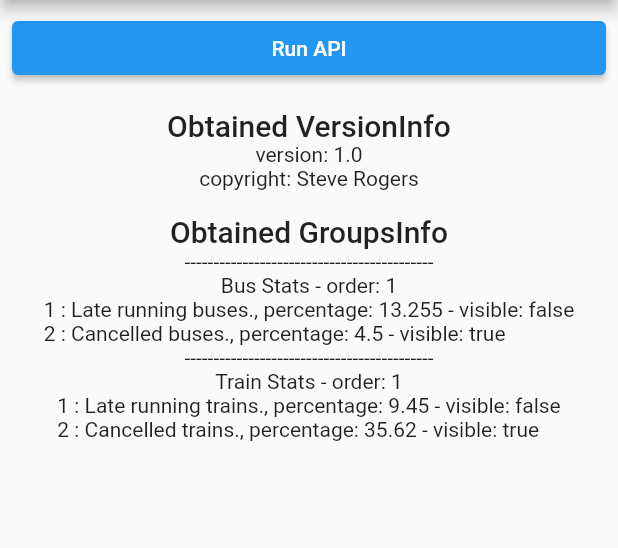
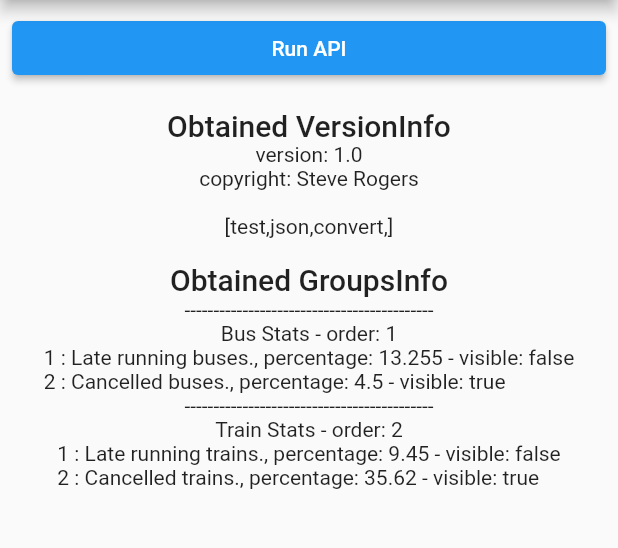
Before and after one commit to magnatronus/jomg, a Flutter app: the screen it shows after launch, after a tap on "Run API", on a phone screen of 412 x 824 dp, the part 84-632 px from its top. Run offline on Flutter 3.47's test engine with Material 2 defaults, Android fonts, the phone set to English and light mode, and no system bars; our stand-ins replace yaml.

Commit message:
fix issue with simple list types, added test for builder

```diff
--- a/example/lib/src/api.dart
+++ b/example/lib/src/api.dart
@@ -13,6 +13,11 @@ const jsonAsString = '''
     "minor": 0,
     "copyright": "Steve Rogers"
   },
+  "tags": [
+    "test",
+    "json",
+    "convert"
+  ],
   "groups": [
       {
           "group_name": "Bus Stats",
@@ -34,7 +39,7 @@ const jsonAsString = '''
       },
       {
         "group_name": "Train Stats",
-        "order": 1,
+        "order": 2,
         "details": [
             {
                 "is_visible": false,
--- a/example/lib/src/home/ui/home_page.dart
+++ b/example/lib/src/home/ui/home_page.dart
@@ -48,6 +48,12 @@ class _HomePageState extends State<HomePage> {
                 child: versionInfo(
                     result?.version, Theme.of(context).textTheme.headline6)),
 
+            // show tags
+            Padding(
+              padding: const EdgeInsets.all(8),
+              child: generateTags(result?.tags)
+            ),
+
             // show groups data
             Padding(
                 padding: const EdgeInsets.all(8),
@@ -56,6 +62,18 @@ class _HomePageState extends State<HomePage> {
           ],
         ));
   }
+
+  // Show the tags
+  Widget generateTags(List? tags){
+    String tagList = "";
+    if(tags != null && tags.isNotEmpty){
+      for(final tag in tags){
+        tagList += "$tag,";
+      }
+    }
+    return Text("[$tagList]");
+  }
+
 
   /// Display the version info
   Widget versionInfo(VersionModel? version, TextStyle? style) {
--- a/example/lib/src/models/api_model.dart
+++ b/example/lib/src/models/api_model.dart
@@ -1,5 +1,5 @@
 // auto generated file
-// generated - 2022-08-10 14:05:07.776487
+// generated - 2022-08-11 10:20:34.842558
 import 'version_model.dart';
 import 'groups_model.dart';
 
@@ -8,12 +8,14 @@ class ApiModel {
 	final String? title;
 	final String? heading;
 	final VersionModel? version;
+	final List? tags;
 	final List<GroupsModel>? groups;
 
 	ApiModel({
 		  this.title,
 		  this.heading,
 		  this.version,
+		  this.tags,
 		  this.groups,
 	});
 
@@ -22,6 +24,7 @@ class ApiModel {
 			title: json['title'],
 			heading: json['heading'],
 			version: VersionModel.fromJson(json['version']),
+			tags: json['tags'],
 			groups: (json['groups'] !=  null) ? json['groups'].map<GroupsModel>((json) => GroupsModel.fromJson(json)).toList() : json['groups'],
 		);
 	}
--- a/example/lib/src/models/comments_model.dart
+++ b/example/lib/src/models/comments_model.dart
@@ -1,5 +1,5 @@
 // auto generated file
-// generated - 2022-08-10 14:05:07.827755
+// generated - 2022-08-11 09:53:11.939135
 
 class CommentsModel {
 
--- a/example/lib/src/models/details_model.dart
+++ b/example/lib/src/models/details_model.dart
@@ -1,5 +1,5 @@
 // auto generated file
-// generated - 2022-08-10 14:05:07.774587
+// generated - 2022-08-11 10:20:34.840682
 
 class DetailsModel {
 
--- a/example/lib/src/models/entry_model.dart
+++ b/example/lib/src/models/entry_model.dart
@@ -1,5 +1,5 @@
 // auto generated file
-// generated - 2022-08-10 14:05:07.828001
+// generated - 2022-08-11 09:53:11.939361
 import 'comments_model.dart';
 
 class EntryModel {
--- a/example/lib/src/models/groups_model.dart
+++ b/example/lib/src/models/groups_model.dart
@@ -1,5 +1,5 @@
 // auto generated file
-// generated - 2022-08-10 14:05:07.776162
+// generated - 2022-08-11 10:20:34.842247
 import 'details_model.dart';
 
 class GroupsModel {
--- a/example/lib/src/models/version_model.dart
+++ b/example/lib/src/models/version_model.dart
@@ -1,5 +1,5 @@
 // auto generated file
-// generated - 2022-08-10 14:05:07.763773
+// generated - 2022-08-11 10:20:34.832203
 
 class VersionModel {
 
--- a/example/src/json/api.json
+++ b/example/src/json/api.json
@@ -6,6 +6,11 @@
     "minor": 0,
     "copyright": "Steve Rogers"
   },
+  "tags": [
+    "test",
+    "json",
+    "convert"
+  ],
   "groups": [
       {
           "group_name": "Bus Stats",
@@ -27,7 +32,7 @@
       },
       {
         "group_name": "Train Stats",
-        "order": 1,
+        "order": 2,
         "details": [
             {
                 "is_visible": false,
--- a/lib/src/builder.dart
+++ b/lib/src/builder.dart
@@ -23,7 +23,7 @@ class JOMGNoOutputDirException implements Exception {}
 
 /// The main build function
 /// This starts the process of converting the found JSON files into Dart class definitions
-Future<void> build() async {
+Future<void> build({Map? config}) async {
   late final Directory sourceDirectory;
   late final Directory outputDirectory;
   late final bool allAttributesRequired;
@@ -31,7 +31,7 @@ Future<void> build() async {
   // load yaml settings for directory settings
   File yamlFile = File("pubspec.yaml");
   final yamlString = yamlFile.readAsStringSync();
-  Map yaml = loadYaml(yamlString);
+  Map yaml = (config != null) ? config : loadYaml(yamlString);
 
   // check that the required settings are defined
   final jomg = yaml['jomg'];
--- a/pubspec.yaml
+++ b/pubspec.yaml
@@ -1,6 +1,6 @@
 name: jomg
 description: A build package to generate Dart objects models from  one or more JSON definitions.
-version: 0.0.6-dev
+version: 0.0.7-dev
 homepage: https://github.com/magnatronus/jomg
 
 environment:
@@ -17,7 +17,6 @@ dev_dependencies:
   flutter_test:
     sdk: flutter
   flutter_lints: ^2.0.0
-  mocktail: ^0.3.0
 
 # For information on the generic Dart part of this file, see the
 # following page: https://dart.dev/tools/pub/pubspec
```
Also changed, not shown: example/src/json/entry.json (deleted, +0 -8 lines), lib/src/json_generator.dart (+42 -16 lines), example/pubspec.lock, 3 other files.
